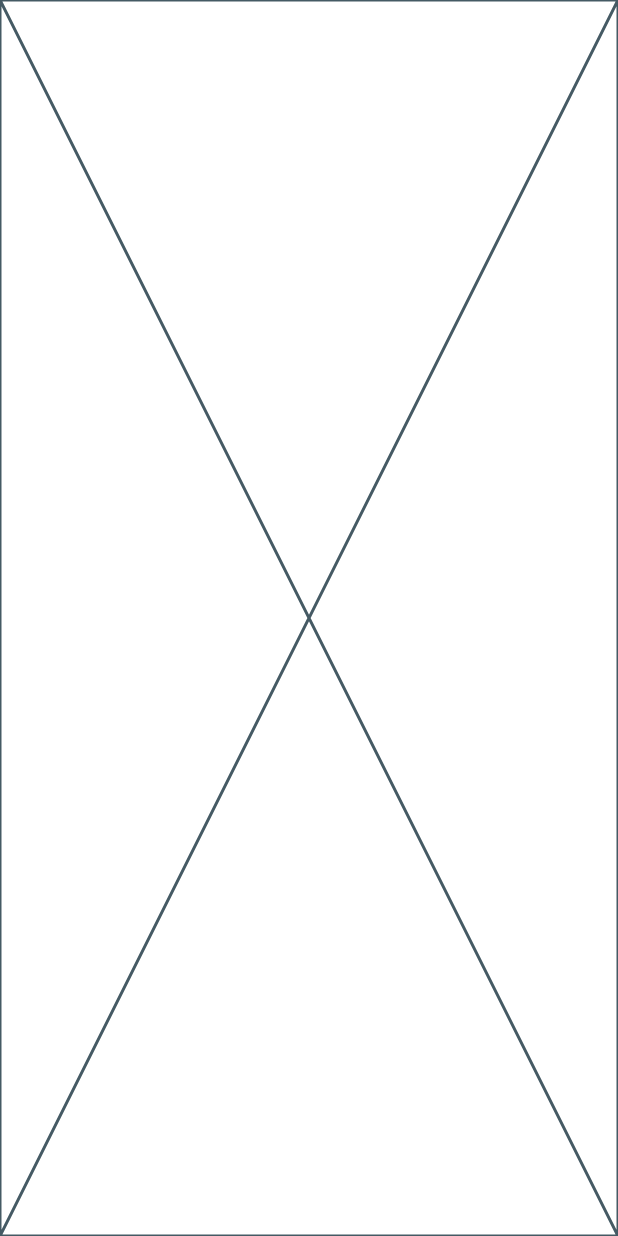
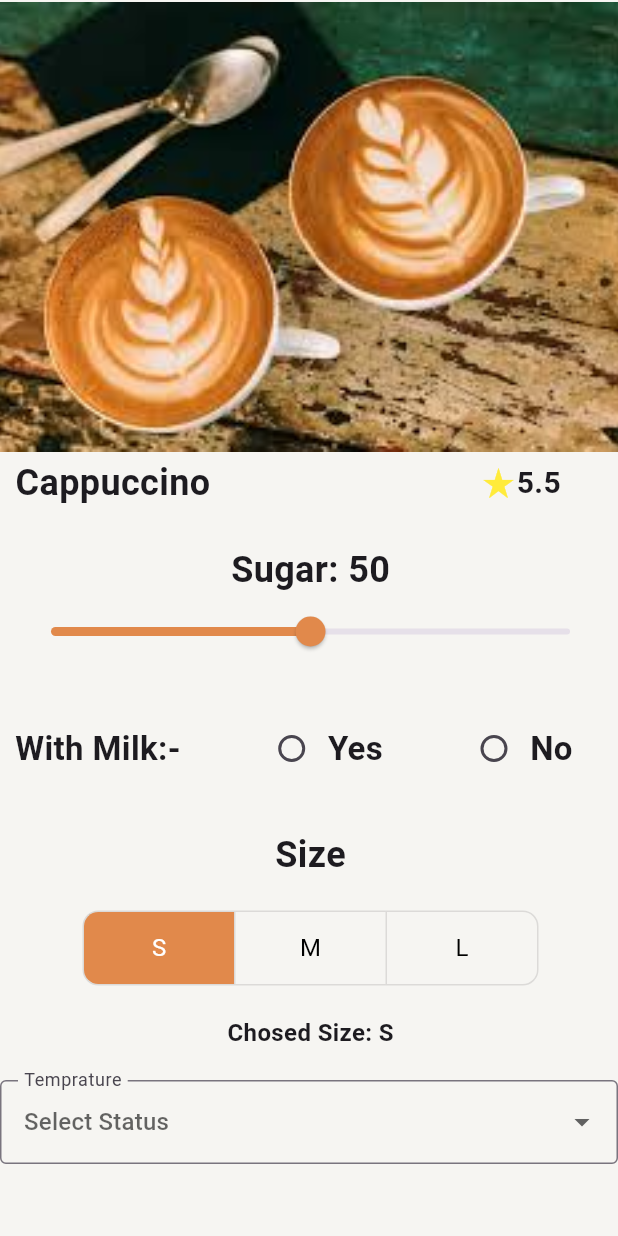
Before and after one commit to yasminekhedr2/p, a Flutter app: the homepage screen opened directly, after a tap on "Espresso", on a phone screen of 412 x 824 dp. Run offline on Flutter 3.47's test engine with Material 3 defaults, Android fonts, the phone set to English and light mode, and no system bars; our stand-ins replace email_validator.

Commit message:
drink done

```diff
--- a/lib/components/category_item.dart
+++ b/lib/components/category_item.dart
@@ -2,10 +2,10 @@ import 'package:flutter/material.dart';
 
 // ignore: must_be_immutable
 class Category extends StatelessWidget {
-  Category(this.text, this.color, this.ontap, this.img);
+  Category(this.text, this.ontap, this.img);
 
   String? text;
-  Color color;
+
   String img;
   Function()? ontap;
 
@@ -18,12 +18,12 @@ class Category extends StatelessWidget {
         padding: const EdgeInsets.all(10),
         width: double.infinity,
         height: 80,
-        color: color,
+        color: Color(0xffF6F5F2),
         child: Row(
           mainAxisAlignment: MainAxisAlignment.spaceBetween,
           children: [
 
-           Row(children: [ Image.network(
+           Row(children: [ Image.asset(
               img,
               width: 50,
               height: 50,
--- /dev/null
+++ b/lib/screens/drink.dart
@@ -0,0 +1,294 @@
+import 'package:flutter/material.dart';
+import 'package:task12/swidgets/smallbutton.dart';
+
+
+class Drink extends StatefulWidget {
+  const Drink({super.key});
+
+  @override
+  State<Drink> createState() => _DrinkState();
+}
+
+class _DrinkState extends State<Drink> {
+  bool isShowmore = true;
+  double _currentValue = 50;
+  String? _selectedOption;
+  List<bool> isSelected = [true, false, false];
+  final List<String> _statuses = ['Hot', 'Ice'];
+  String? _selectedStatus;
+  @override
+  Widget build(BuildContext context) {
+    return Scaffold(
+      backgroundColor: Color(0xffF6F5F2 ),
+      body: SingleChildScrollView(
+        child: Padding(
+          padding: const EdgeInsets.only(top: 1),
+          child: Column(
+            children: [
+              Row(
+                children: [
+                  Expanded(
+                    child: Container(
+                      decoration: const BoxDecoration(),
+                      child: Image.asset(
+                        "assets/download (1).jpg",
+                        height: 300,
+                        fit: BoxFit.cover,
+                        width: double.infinity,
+                      ),
+                    ),
+                  ),
+                ],
+              ),
+              Padding(
+                padding: const EdgeInsets.all(0.0),
+                child: Row(
+                  children: [
+                    Container(
+                      decoration: BoxDecoration(
+                          // color:
+                          //  Color.fromARGB(130, 210, 87, 0).withOpacity(0.5),
+                          borderRadius: BorderRadius.circular(8)),
+                      child: const Padding(
+                        padding: EdgeInsets.all(4.0),
+                        child: Text(
+                          ' Cappuccino ',
+                          style: TextStyle(
+                              fontSize: 24, fontWeight: FontWeight.bold),
+                        ),
+                      ),
+                    ),
+                    const SizedBox(
+                      width: 170,
+                    ),
+                    const Icon(
+                      Icons.star_rate_sharp,
+                      size: 24,
+                      color: Colors.yellow,
+                    ),
+                    const Text(
+                      '5.5',
+                      style:
+                          TextStyle(fontSize: 20, fontWeight: FontWeight.bold),
+                    ),
+                    const SizedBox(
+                      width: 10,
+                    ),
+                  ],
+                ),
+              ),
+              const SizedBox(
+                height: 20,
+              ),
+              Padding(
+                padding: const EdgeInsets.only(left: 10.0, right: 8),
+                child: Column(
+                  mainAxisAlignment: MainAxisAlignment.spaceBetween,
+                  children: [
+                    Text(
+                      'Sugar: ${_currentValue.toInt()}',
+                      style: const TextStyle(
+                          fontSize: 24, fontWeight: FontWeight.bold),
+                    ),
+                    Slider(
+                      activeColor: const Color(0xFFE1894B),
+                      value: _currentValue,
+                      min: 0,
+                      max: 100,
+                      divisions:
+                          100, // Optional: Divides the slider into 100 steps
+                      label: _currentValue
+                          .toInt()
+                          .toString(), // Shows a label on the thumb
+                      onChanged: (double value) {
+                        setState(() {
+                          _currentValue = value;
+                        });
+                      },
+                    ),
+                    const SizedBox(
+                      height: 30,
+                    ),
+                    Row(
+                      children: [
+                        const Text("With Milk:-",
+                            style: TextStyle(
+                                fontSize: 22, fontWeight: FontWeight.bold)),
+                        const SizedBox(
+                          width: 50,
+                        ),
+                        Radio<String>(
+                          activeColor: const Color(0xFFE1894B),
+                          value: 'option 1',
+                          groupValue: _selectedOption,
+                          onChanged: (String? value) {
+                            setState(() {
+                              _selectedOption = value;
+                            });
+                          },
+                        ),
+                        const Text('Yes',
+                            style: TextStyle(
+                                fontSize: 22, fontWeight: FontWeight.bold)),
+                        const SizedBox(
+                          width: 50,
+                        ),
+                        Radio<String>(
+                          activeColor: const Color(0xFFE1894B),
+                          value: 'Option 2',
+                          groupValue: _selectedOption,
+                          onChanged: (String? value) {
+                            setState(() {
+                              _selectedOption = value;
+                            });
+                          },
+                        ),
+                        const Text('No',
+                            style: TextStyle(
+                                fontSize: 22, fontWeight: FontWeight.bold)),
+                      ],
+                    ),
+                    const SizedBox(
+                      height: 30,
+                    ),
+                    Column(
+                      mainAxisAlignment: MainAxisAlignment.start,
+                      children: [
+                        const Text(
+                          'Size',
+                          style: TextStyle(
+                              fontSize: 24, fontWeight: FontWeight.bold),
+                        ),
+                        const SizedBox(height: 20),
+                        ToggleButtons(
+                          isSelected: isSelected,
+                          onPressed: (int index) {
+                            setState(() {
+                              for (int i = 0; i < isSelected.length; i++) {
+                                isSelected[i] = i == index;
+                              }
+                            });
+                          },
+                          borderRadius: BorderRadius.circular(10),
+                          selectedColor: Colors.white,
+                          fillColor: const Color(0xFFE1894B),
+                          color: Colors.black,
+                          children: const [
+                            SizedBox(
+                              width: 100, // عرض الزر
+                              child: Center(
+                                child:
+                                    Text('S', style: TextStyle(fontSize: 16)),
+                              ),
+                            ),
+                            SizedBox(
+                              width: 100, // عرض الزر
+                              child: Center(
+                                child:
+                                    Text('M', style: TextStyle(fontSize: 16)),
+                              ),
+                            ),
+                            SizedBox(
+                              width: 100, // عرض الزر
+                              child: Center(
+                                child:
+                                    Text('L', style: TextStyle(fontSize: 16)),
+                              ),
+                            ),
+                          ],
+                        ),
+                        const SizedBox(height: 20),
+                        Text(
+                          'Chosed Size: ${isSelected[0] ? "S" : isSelected[1] ? "M" : "L"}',
+                          style: const TextStyle(
+                              fontSize: 16, fontWeight: FontWeight.bold),
+                        ),
+                      ],
+                    ),
+                  ],
+                ),
+              ),
+              const SizedBox(
+                height: 20,
+              ),
+              Column(
+                mainAxisAlignment: MainAxisAlignment.start,
+                crossAxisAlignment: CrossAxisAlignment.start,
+                children: [
+                  DropdownButtonFormField<String>(
+                    value: _selectedStatus,
+                    decoration: const InputDecoration(
+                      labelText: 'Temprature', // Label for the dropdown
+                      border:
+                          OutlineInputBorder(), // Adds a border around the dropdown
+                    ),
+                    hint: const Text('Select Status'),
+                    items: _statuses.map((String status) {
+                      return DropdownMenuItem<String>(
+                        value: status,
+                        child: Text(
+                          status,
+                          style: const TextStyle(fontSize: 16),
+                        ),
+                      );
+                    }).toList(),
+                    onChanged: (String? newValue) {
+                      setState(() {
+                        _selectedStatus = newValue;
+                      });
+                    },
+                  ),
+                ],
+              ),
+              Padding(
+                padding: const EdgeInsets.only(top: 50, left: 30.0),
+                child: Row(
+                  children: [
+                    Column(
+                      children: [
+                        const Text(
+                          "Price",
+                          style: TextStyle(
+                              fontSize: 20, fontWeight: FontWeight.bold),
+                        ),
+                        Container(
+                          padding: const EdgeInsets.symmetric(
+                              vertical: 10, horizontal: 60),
+                          decoration: BoxDecoration(
+                            color: const Color(0xC0EB740C).withOpacity(0.5),
+                            borderRadius: BorderRadius.circular(8),
+                          ),
+                          child: const Text(
+                            "\$10",
+                            style: TextStyle(
+                              color: Colors.black,
+                              fontSize: 20,
+                              fontWeight: FontWeight.bold,
+                            ),
+                          ),
+                        )
+                      ],
+                    ),
+                    const SizedBox(
+                      width: 50,
+                    ),
+                    const Column(
+                      children: [
+                        Text(
+                          "Go to Chart",
+                          style: TextStyle(
+                              fontSize: 20, fontWeight: FontWeight.bold),
+                        ),
+                        Smallbutton(text: "Buy it")
+                      ],
+                    )
+                  ],
+                ),
+              ),
+            ],
+          ),
+        ),
+      ),
+    );
+  }
+}
--- a/lib/screens/espresso.dart
+++ /dev/null
@@ -1,10 +0,0 @@
-import 'package:flutter/material.dart';
-
-class Espresso extends StatelessWidget {
-  const Espresso({super.key});
-
-  @override
-  Widget build(BuildContext context) {
-    return const Placeholder();
-  }
-}
--- a/lib/screens/home.dart
+++ b/lib/screens/home.dart
@@ -1,6 +1,6 @@
 import 'package:flutter/material.dart';
 import 'package:task12/components/category_item.dart';
-import 'package:task12/screens/espresso.dart';
+import 'package:task12/screens/drink.dart';
 
 class homepage extends StatelessWidget {
   const homepage({Key? key}) : super(key: key);
@@ -8,65 +8,65 @@ class homepage extends StatelessWidget {
   @override
   Widget build(BuildContext context) {
     return
-      Scaffold(backgroundColor: Colors.white,
-      appBar: AppBar(title: Text("Menue",style: TextStyle(color:Colors.black),),backgroundColor: Colors.white,centerTitle: true,),
+      Scaffold(backgroundColor: Color(0xffF6F5F2 ),
+      appBar: AppBar(title: Text("Menue",style: TextStyle(color:Colors.black),),backgroundColor: Color(0xffF6F5F2),centerTitle: true,),
       body: SingleChildScrollView(
         child: Column(
 
           children: [
-            Divider(),
-          Category("Espresso", Colors.white,() => {Navigator.push(context,MaterialPageRoute(builder:(context) {
-            return Espresso();
+            Divider(color: Colors.brown,thickness: .5),
+          Category("Espresso", () => {Navigator.push(context,MaterialPageRoute(builder:(context) {
+            return Drink();
 
           },))
-          } ,"https://www.shutterstock.com/image-photo/coffee-mug-grinded-beans-concept-600nw-2500190129.jpg"),
-           Divider(),
-         Category("Cappuccino",  Colors.white,() => {Navigator.push(context,MaterialPageRoute(builder:(context){
-          return Espresso();
+          } ,"assets/vecteezy_3d-realistic-coffee-cup-coffee-cup-cartoon_21049268.png"),
+         Divider(color: Colors.brown,thickness: .5,),
+         Category("Cappuccino", () => {Navigator.push(context,MaterialPageRoute(builder:(context){
+          return Drink();
          },))
-          },"https://encrypted-tbn0.gstatic.com/images?q=tbn:ANd9GcQP5LJtzMZ6SIwXj3ootFyHAzK-9nwHwX0Cm_dOV1NwbnQy5GHRryS3k7HeFGUE5_65mLk&usqp=CAU"),
-           Divider(),
-        Category("Macciato",  Colors.white,() =>{Navigator.push(context,MaterialPageRoute(builder:(context){
-          return Espresso();
+          },"assets/vecteezy_latte-coffee-isolated-illustration_23742396.png"),
+           Divider(color: Colors.brown,thickness: .5),
+        Category("Macciato",() =>{Navigator.push(context,MaterialPageRoute(builder:(context){
+          return Drink();
          },))
-          },"https://static.vecteezy.com/system/resources/thumbnails/025/525/261/small_2x/white-cup-of-coffee-with-coffee-beans-on-white-background-ai-generated-image-photo.jpg"),
-           Divider(),
-          Category("Mocha", Colors.white,() =>{Navigator.push(context,MaterialPageRoute(builder:(context){
-          return Espresso();
+          },"assets/vecteezy_cappuccino-coffee-cup-cutout_23522886.png"),
+          Divider(color: Colors.brown,thickness: .5),
+          Category("Mocha", () =>{Navigator.push(context,MaterialPageRoute(builder:(context){
+          return Drink();
          },))
-          },"https://www.shutterstock.com/image-photo/cup-americano-coffee-on-saucer-260nw-2497850779.jpg"),
-           Divider(),
-           Category("Latte", Colors.white,() =>{Navigator.push(context,MaterialPageRoute(builder:(context){
-          return Espresso();
+          },"assets/vecteezy_ai-generated-vanilla-latte-latte-with-vanilla-syrup-on_36159545.png"),
+           Divider(color: Colors.brown,thickness: .5),
+           Category("Latte", () =>{Navigator.push(context,MaterialPageRoute(builder:(context){
+          return Drink();
          },))
-          },"https://img.freepik.com/premium-photo/hot-coffee-cappuccino-cup-top-view-isolated-white-background_410516-42262.jpg"),
-           Divider(),
+          },"assets/vecteezy_ai-generated-cups-of-hot-macchiato-coffee-with-transparent_36161843.png"),
+         Divider(color: Colors.brown,thickness: .5),
 
-               Category("Cortado", Colors.white,() =>{Navigator.push(context,MaterialPageRoute(builder:(context){
-          return Espresso();
+               Category("Cortado", () =>{Navigator.push(context,MaterialPageRoute(builder:(context){
+          return Drink();
          },))
-          },"https://www.shutterstock.com/image-photo/close-shot-hot-latte-coffee-260nw-2248642713.jpg"),
-           Divider(),
-                  Category("Dalgona Coffee", Colors.white,() =>{Navigator.push(context,MaterialPageRoute(builder:(context){
-          return Espresso();
+          },"assets/vecteezy_ai-generated-coffee-cup-isolated-on-transparent-background-png_35979547.png"),
+          Divider(color: Colors.brown,thickness: .5),
+                  Category("Dalgona Coffee", () =>{Navigator.push(context,MaterialPageRoute(builder:(context){
+          return Drink();
          },))
-          },"https://img.freepik.com/premium-photo/hot-coffee-cappuccino-cup-top-view-isolated-white-background_410516-42262.jpg"),
-           Divider(),
-                  Category("Affogato", Colors.white,() =>{Navigator.push(context,MaterialPageRoute(builder:(context){
-          return Espresso();
+          },"assets/vecteezy_ai-generated-chai-latte-on-transparent-background_36160715.png"),
+          Divider(color: Colors.brown,thickness: .5),
+                  Category("Affogato", () =>{Navigator.push(context,MaterialPageRoute(builder:(context){
+          return Drink();
          },))
-          },"https://img.freepik.com/premium-photo/top-view-coffee-cup-with-espresso-isolated-white-background_958808-38451.jpg"),
-           Divider(),
-                  Category("Cuban Coffee", Colors.white,() =>{Navigator.push(context,MaterialPageRoute(builder:(context){
-          return Espresso();
+          },"assets/vecteezy_ai-generated-mocha-by-a-combination-of-espresso-steamed_36160719.png"),
+           Divider(color: Colors.brown,thickness: .5),
+                  Category("Cuban Coffee", () =>{Navigator.push(context,MaterialPageRoute(builder:(context){
+          return Drink();
          },))
-          },"https://encrypted-tbn0.gstatic.com/images?q=tbn:ANd9GcQP5LJtzMZ6SIwXj3ootFyHAzK-9nwHwX0Cm_dOV1NwbnQy5GHRryS3k7HeFGUE5_65mLk&usqp=CAU"),
-           Divider(),
-                  Category("Antoccino Coffee", Colors.white,() =>{Navigator.push(context,MaterialPageRoute(builder:(context){
-          return Espresso();
+          },"assets/vecteezy_ai-generated-latte-coffee-with-transparent-background_36161023.png"),
+        Divider(color: Colors.brown,thickness: .5),
+                  Category("Antoccino Coffee", () =>{Navigator.push(context,MaterialPageRoute(builder:(context){
+          return Drink();
          },))
-          },"https://www.shutterstock.com/image-photo/coffee-mug-grinded-beans-concept-600nw-2500190129.jpg"),
-           Divider(),
+          },"assets/vecteezy_ai-generated-latte-coffee-with-transparent-background_36161023.png"),
+          Divider(color: Colors.brown,thickness: .5)
 
 
 
--- a/lib/screens/signup.dart
+++ b/lib/screens/signup.dart
@@ -1,4 +1,5 @@
 import 'package:flutter/material.dart';
+import 'package:task12/screens/home.dart';
 import 'package:task12/screens/signin.dart';
 import 'package:task12/swidgets/custtombutton.dart';
 import 'package:task12/swidgets/textfield.dart';
@@ -102,9 +103,9 @@ class _SigninState extends State<Signup> {
                               CustomButton(
                 text: "Login",
                 onPressed: () {
-                  // Navigator.push(context, MaterialPageRoute(builder: (context) {
-                  //   // return const MobileScreen();
-                  // },));
+                  Navigator.push(context, MaterialPageRoute(builder: (context) {
+                    return const homepage();
+                  },));
                 },
               ),
                Padding(
--- /dev/null
+++ b/lib/swidgets/smallbutton.dart
@@ -0,0 +1,40 @@
+import 'package:flutter/material.dart';
+
+// ignore: must_be_immutable
+class Smallbutton extends StatelessWidget {
+  final String text;
+  final void Function()? onPressed;
+  const Smallbutton({super.key, required this.text, this.onPressed});
+
+  @override
+  Widget build(BuildContext context) {
+    // ignore: sized_box_for_whitespace
+    return Container(
+      width: 150,
+      height: 45,
+      child: ElevatedButton(
+        style: ButtonStyle(
+          backgroundColor: WidgetStateProperty.all(
+            const Color(0xC0EB740C).withOpacity(0.5),
+          ),
+          shape: WidgetStateProperty.all(
+            const RoundedRectangleBorder(
+              borderRadius: BorderRadius.horizontal(
+                left: Radius.circular(8),
+                right: Radius.circular(8),
+              ),
+            ),
+          ),
+        ),
+        onPressed: onPressed,
+        child: Text(
+          text,
+          style: const TextStyle(
+            color: Colors.black,
+            fontSize: 26,
+          ),
+        ),
+      ),
+    );
+  }
+}
```
Also changed, not shown: assets/download (1).jpg (added), assets/vecteezy_3d-realistic-coffee-cup-coffee-cup-cartoon_21049268.png (added), assets/vecteezy_ai-generated-chai-latte-on-transparent-background_36160715.png (added), assets/vecteezy_ai-generated-coffee-cup-isolated-on-transparent-background-png_35979547.png (added), assets/vecteezy_ai-generated-cups-of-hot-macchiato-coffee-with-transparent_36161843.png (added), 5 other files.
